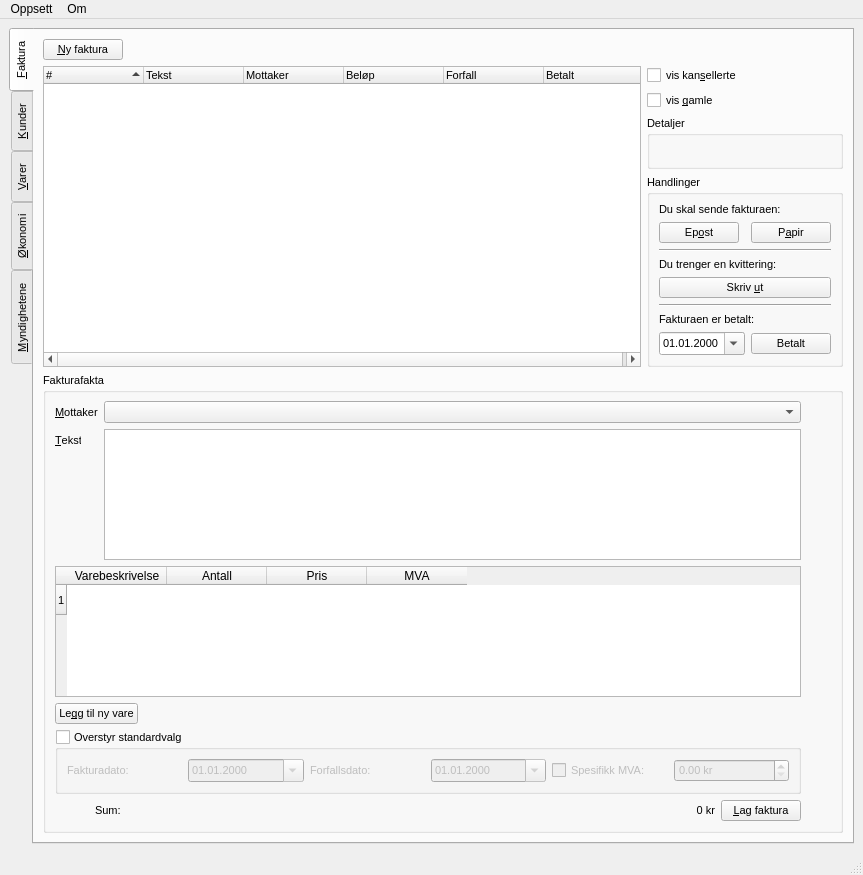
Before: the Qt Designer form faktura4.ui in kkoksvik/finfaktura, drawn with Qt 5.
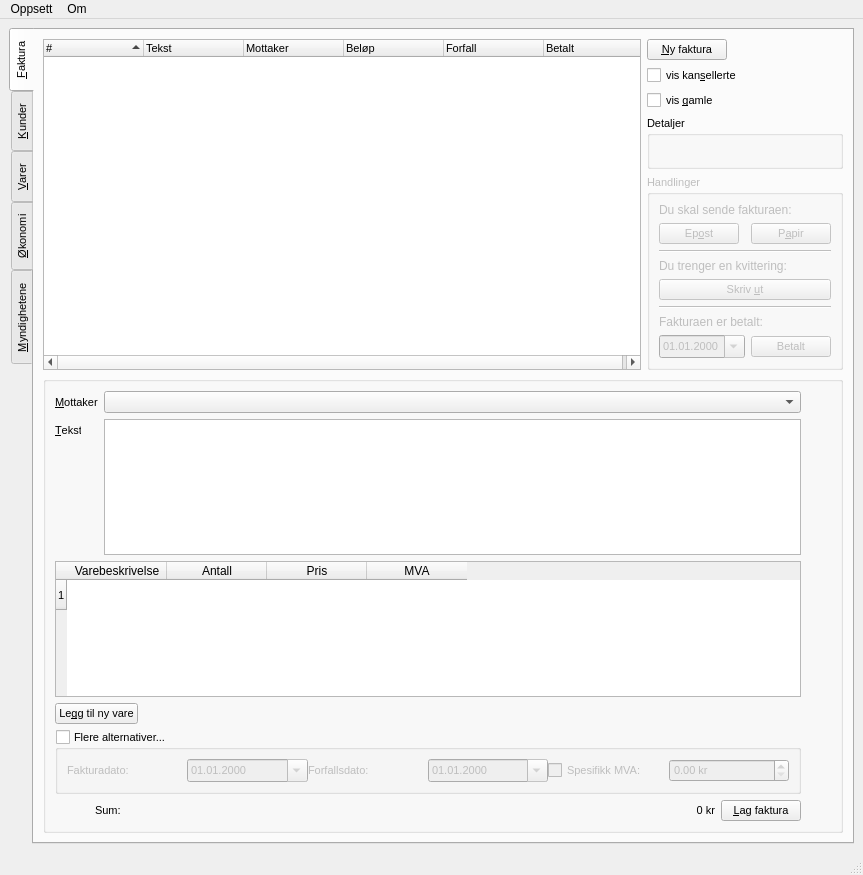
After: the same form once the commit is applied. The open tabs and pages were chosen to show the change. Icons and pictures are not drawn.

Commit message: ny faktura vises +++

```diff
--- a/faktura4.ui
+++ b/faktura4.ui
@@ -78,42 +78,7 @@
         <string>&amp;Faktura</string>
        </attribute>
        <layout class="QGridLayout" name="gridLayout_8" >
-        <item row="0" column="0" >
-         <widget class="QPushButton" name="fakturaNy" >
-          <property name="sizePolicy" >
-           <sizepolicy vsizetype="Fixed" hsizetype="Fixed" >
-            <horstretch>0</horstretch>
-            <verstretch>0</verstretch>
-           </sizepolicy>
-          </property>
-          <property name="toolTip" >
-           <string>Viser skjema hvor du kan legge inn en ny faktura</string>
-          </property>
-          <property name="text" >
-           <string>&amp;Ny faktura</string>
-          </property>
-          <property name="shortcut" >
-           <string>Alt+N</string>
-          </property>
-         </widget>
-        </item>
-        <item row="0" column="1" colspan="2" >
-         <spacer name="spacer3" >
-          <property name="orientation" >
-           <enum>Qt::Horizontal</enum>
-          </property>
-          <property name="sizeType" >
-           <enum>QSizePolicy::Expanding</enum>
-          </property>
-          <property name="sizeHint" stdset="0" >
-           <size>
-            <width>221</width>
-            <height>21</height>
-           </size>
-          </property>
-         </spacer>
-        </item>
-        <item rowspan="4" row="1" column="0" colspan="2" >
+        <item rowspan="5" row="0" column="0" colspan="2" >
          <widget class="QTreeWidget" name="fakturaFakturaliste" >
           <property name="sizePolicy" >
            <sizepolicy vsizetype="Expanding" hsizetype="Expanding" >
@@ -226,13 +191,21 @@
          </widget>
         </item>
         <item row="4" column="2" >
-         <widget class="QGroupBox" name="groupBox_3" >
+         <widget class="QGroupBox" name="fakturaHandlinger" >
+          <property name="enabled" >
+           <bool>false</bool>
+          </property>
           <property name="title" >
            <string>Handlinger</string>
           </property>
           <layout class="QGridLayout" name="gridLayout_12" >
            <item row="0" column="0" colspan="3" >
             <widget class="QLabel" name="textLabel2_2" >
+             <property name="font" >
+              <font>
+               <pointsize>9</pointsize>
+              </font>
+             </property>
              <property name="text" >
               <string>Du skal sende fakturaen:</string>
              </property>
@@ -279,6 +252,11 @@
            </item>
            <item row="3" column="0" colspan="3" >
             <widget class="QLabel" name="textLabel4_2" >
+             <property name="font" >
+              <font>
+               <pointsize>9</pointsize>
+              </font>
+             </property>
              <property name="text" >
               <string>Du trenger en kvittering:</string>
              </property>
@@ -312,6 +290,11 @@
            </item>
            <item row="6" column="0" colspan="3" >
             <widget class="QLabel" name="textLabel3_2" >
+             <property name="font" >
+              <font>
+               <pointsize>9</pointsize>
+              </font>
+             </property>
              <property name="text" >
               <string>Fakturaen er betalt:</string>
              </property>
@@ -349,7 +332,7 @@
         <item row="5" column="0" colspan="3" >
          <widget class="QGroupBox" name="fakturaFakta" >
           <property name="title" >
-           <string>Fakturafakta</string>
+           <string/>
           </property>
           <property name="flat" >
            <bool>true</bool>
@@ -391,6 +374,15 @@
                    <property name="editable" >
                     <bool>false</bool>
                    </property>
+                   <property name="insertPolicy" >
+                    <enum>QComboBox::InsertAtCurrent</enum>
+                   </property>
+                   <property name="sizeAdjustPolicy" >
+                    <enum>QComboBox::AdjustToContents</enum>
+                   </property>
+                   <property name="minimumContentsLength" >
+                    <number>15</number>
+                   </property>
                   </widget>
                  </item>
                  <item row="2" column="0" >
@@ -501,7 +493,7 @@
                <item>
                 <widget class="QGroupBox" name="fakturaFaktaOverstyr" >
                  <property name="title" >
-                  <string>Overstyr standardvalg</string>
+                  <string>Flere alternativer...</string>
                  </property>
                  <property name="flat" >
                   <bool>true</bool>
@@ -514,6 +506,24 @@
                  </property>
                  <layout class="QGridLayout" name="gridLayout_7" >
                   <item row="0" column="0" >
+                   <widget class="QFrame" name="frame" >
+                    <property name="frameShape" >
+                     <enum>QFrame::NoFrame</enum>
+                    </property>
+                    <property name="frameShadow" >
+                     <enum>QFrame::Plain</enum>
+                    </property>
+                    <property name="lineWidth" >
+                     <number>-1</number>
+                    </property>
+                    <layout class="QGridLayout" name="gridLayout_16" >
+                     <property name="margin" >
+                      <number>0</number>
+                     </property>
+                     <property name="spacing" >
+                      <number>0</number>
+                     </property>
+                     <item row="0" column="0" >
                    <layout class="QHBoxLayout" name="horizontalLayout_7" >
                     <item>
                      <widget class="QLabel" name="textLabel1_11" >
@@ -587,6 +597,13 @@
                    </layout>
                   </item>
                  </layout>
+                    <zorder></zorder>
+                    <zorder></zorder>
+                    <zorder></zorder>
+                    <zorder></zorder>
+                   </widget>
+                  </item>
+                 </layout>
                 </widget>
                </item>
                <item>
@@ -703,6 +720,25 @@
           </layout>
          </widget>
         </item>
+        <item row="0" column="2" >
+         <widget class="QPushButton" name="fakturaNy" >
+          <property name="sizePolicy" >
+           <sizepolicy vsizetype="Fixed" hsizetype="Fixed" >
+            <horstretch>0</horstretch>
+            <verstretch>0</verstretch>
+           </sizepolicy>
+          </property>
+          <property name="toolTip" >
+           <string>Viser skjema hvor du kan legge inn en ny faktura</string>
+          </property>
+          <property name="text" >
+           <string>&amp;Ny faktura</string>
+          </property>
+          <property name="shortcut" >
+           <string>Alt+N</string>
+          </property>
+         </widget>
+        </item>
        </layout>
       </widget>
       <widget class="QWidget" name="tab_2" >
```
Left out of the diff: 169 changed lines with no effect on the pictures. Lines whose indentation alone changed are shown as unchanged. The commit also changes 3 other files.
